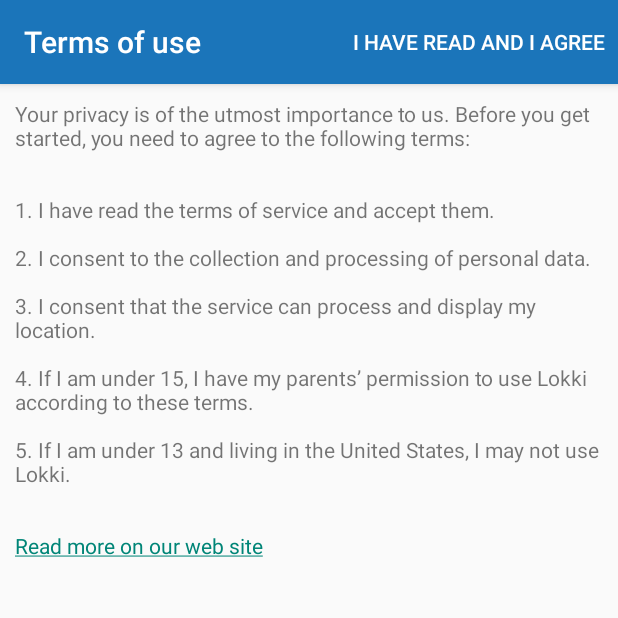
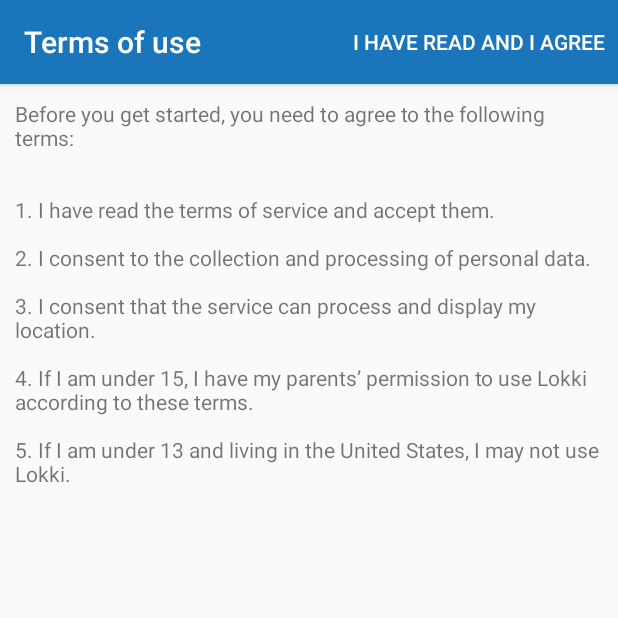
Before and after one commit to TheSoftwareFactory/lokki-android, an Android app: the screen it shows after launch (FirstTimeActivity), after a tap on "CONTINUE", on a phone screen of 412 x 824 dp, the top half of it. Run offline under Robolectric (Android 15) with nearby library versions, the phone set to English and light mode, and no system bars; 1 statement that could not run was skipped.

Commit message:
Remove last F-Secure references from app

```diff
--- a/App/src/main/AndroidManifest.xml
+++ b/App/src/main/AndroidManifest.xml
@@ -30,7 +30,7 @@
         android:hardwareAccelerated="true"
         android:icon="@drawable/ic_launcher"
         android:label="@string/app_name"
-        android:theme="@style/FSecureTheme">
+        android:theme="@style/LokkiTheme">
         <activity
             android:name=".activities.MainActivity"
             android:configChanges="orientation|screenSize|locale"
--- a/App/src/main/java/cc/softwarefactory/lokki/android/fragments/AboutFragment.java
+++ b/App/src/main/java/cc/softwarefactory/lokki/android/fragments/AboutFragment.java
@@ -45,7 +45,7 @@ public class AboutFragment extends Fragment {
         String[] aboutLinks = getResources().getStringArray(R.array.about_links);
         aq.id(R.id.listView1).adapter(new ArrayAdapter<String>(getActivity(), android.R.layout.simple_list_item_1, aboutLinks));
         aq.id(R.id.listView1).itemClicked(new AboutItemClickListener());
-        aq.id(R.id.version).text(R.string.version_and_copyright, Utils.getAppVersion(getActivity()));
+        aq.id(R.id.version).text(R.string.version, Utils.getAppVersion(getActivity()));
     }
 
     private void openTellAFriendActivity() {
--- a/App/src/main/res/layout/activity_about.xml
+++ b/App/src/main/res/layout/activity_about.xml
@@ -14,7 +14,7 @@
         android:id="@+id/version"
         android:textColor="@android:color/white"
         android:layout_centerHorizontal="true"
-        android:text="@string/version_and_copyright"
+        android:text="@string/version"
         android:gravity="center"
         android:padding="10dip"
         android:textSize="12sp"
--- a/App/src/main/res/values/strings.xml
+++ b/App/src/main/res/values/strings.xml
@@ -36,12 +36,11 @@
     <string name="can_see_me">Can see me</string>
     <string name="your_lokki_id">Your Lokki ID is:</string>
     <string name="your_friends">Tell your friends to use this email with Lokki.</string>
-    <string name="privacy_policy_link"><a href="http://www.f-secure.com">Privacy policy</a></string>
     <string name="privacy_policy_title">Privacy policy</string>
     <string name="my_visibility">My contacts can see me</string>
     <string name="privacy_policy_text">placeholder</string>
     <string name="license_link"><![CDATA[<a href=\"\">License terms</a>]]></string>
-    <string name="version_and_copyright">Version: %1$s \nCopyright © F-Secure Corporation. \nAll rights reserved.</string>
+    <string name="version">Version: %1$s</string>
     <string name="title_activity_first_time">FirstTimeActivity</string>
     <string name="i_agree">I have read and I agree</string>
     <string name="continue_with_terms">Continue</string>
@@ -49,13 +48,12 @@
     <string name="welcome_text"><![CDATA[ <b>Welcome to Lokki 3.0!</b><br/>Now you can see where your friends and family members are on a map. You choose who can see where you are, and you can hide your location whenever you want.]]></string>
 
     <string name="terms_text">
-                                <![CDATA[ Your privacy is of the utmost importance to us. Before you get started, you need to agree to the following terms:<br/><br/><br/>
+                                <![CDATA[ Before you get started, you need to agree to the following terms:<br/><br/><br/>
                               1. I have read the terms of service and accept them.<br/><br/>
                               2. I consent to the collection and processing of personal data.<br/><br/>
                               3. I consent that the service can process and display my location.<br/><br/>
                               4. If I am under 15, I have my parents’ permission to use Lokki according to these terms.<br/><br/>
-                              5. If I am under 13 and living in the United States, I may not use Lokki.<br/><br/><br/>
-                              <a href="http://www.f-secure.com/en/web/home_global/privacy/privacy-summary">Read more on our web site</a>]]>
+                              5. If I am under 13 and living in the United States, I may not use Lokki.<br/><br/><br/>]]>
     </string>
 
     <string name="terms_title">Terms of use</string>
--- a/App/src/main/res/values/styles.xml
+++ b/App/src/main/res/values/styles.xml
@@ -1,11 +1,6 @@
 <resources>
 
-    <!-- Base application theme. -->
-    <style name="AppTheme" parent="Theme.AppCompat.Light.DarkActionBar">
-        <!-- Customize your theme here. -->
-    </style>
-
-    <style name="FSecureTheme" parent="@style/Theme.AppCompat.Light">
+    <style name="LokkiTheme" parent="@style/Theme.AppCompat.Light">
         <item name="android:actionBarStyle">@style/MyActionBar</item>
         <item name="android:actionBarTabTextStyle">@style/TabTextStyle</item>
         <item name="android:actionMenuTextColor">@color/actionbar_text</item>
```
Also changed, not shown: 1 other file.
